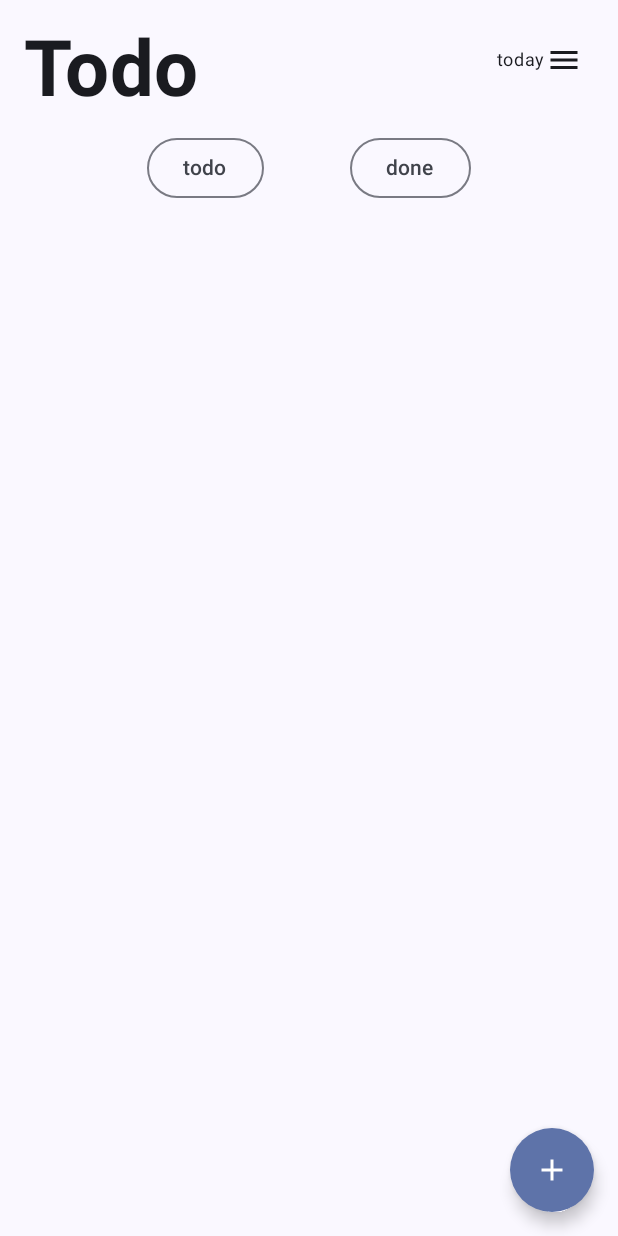
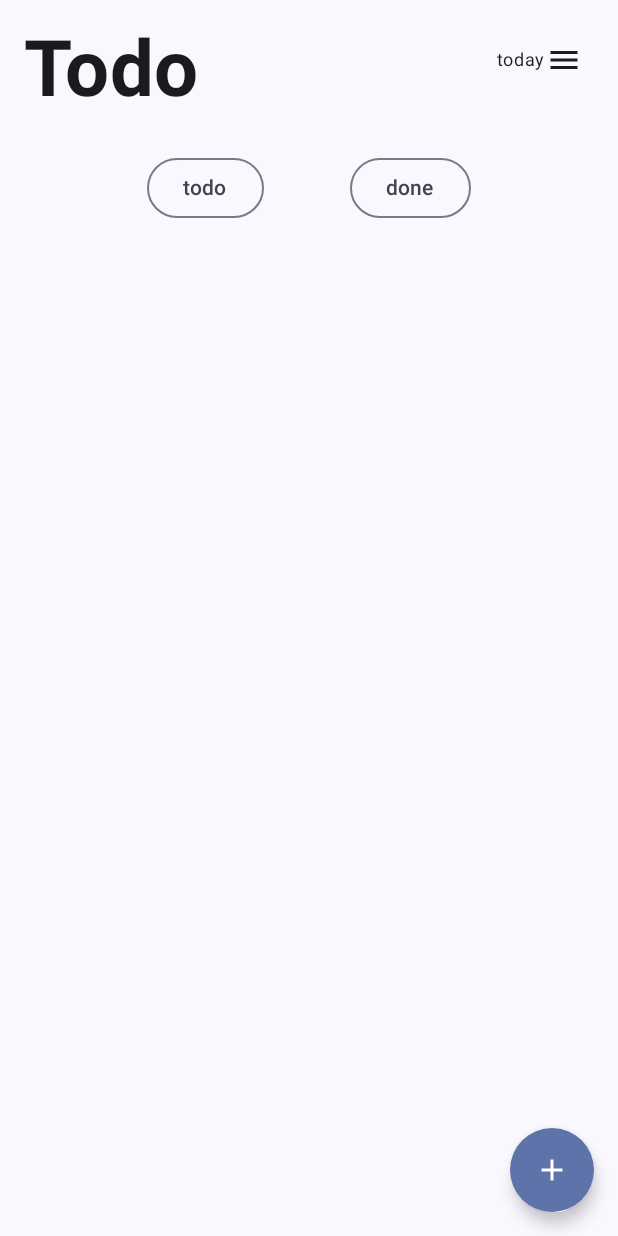
Before and after one commit to wavky/SimpleTodo-Compose-, an Android app built with Jetpack Compose: the screen it shows after launch (MainActivity), after a tap on "todo", on a phone screen of 412 x 824 dp. Run offline under Robolectric (Android 15) with nearby library versions, the phone set to English and light mode, and no system bars; our stand-ins replace Room's generated code.

Commit message:
Remove ConstraintLayout

```diff
--- a/app/src/main/java/com/wavky/simpletodo/app/ui/MainScreen.kt
+++ b/app/src/main/java/com/wavky/simpletodo/app/ui/MainScreen.kt
@@ -1,8 +1,6 @@
 package com.wavky.simpletodo.app.ui
 
 import androidx.annotation.StringRes
-import androidx.compose.foundation.background
-import androidx.compose.foundation.clickable
 import androidx.compose.foundation.layout.Arrangement
 import androidx.compose.foundation.layout.Box
 import androidx.compose.foundation.layout.Column
@@ -10,20 +8,17 @@ import androidx.compose.foundation.layout.Row
 import androidx.compose.foundation.layout.fillMaxSize
 import androidx.compose.foundation.layout.fillMaxWidth
 import androidx.compose.foundation.layout.padding
-import androidx.compose.foundation.layout.size
 import androidx.compose.foundation.lazy.LazyColumn
 import androidx.compose.foundation.lazy.items
 import androidx.compose.foundation.shape.CircleShape
 import androidx.compose.material.icons.Icons
 import androidx.compose.material.icons.filled.Add
 import androidx.compose.material.icons.filled.Menu
-import androidx.compose.material.icons.filled.MoreVert
 import androidx.compose.material3.ButtonDefaults
 import androidx.compose.material3.DropdownMenu
 import androidx.compose.material3.DropdownMenuItem
 import androidx.compose.material3.FloatingActionButton
 import androidx.compose.material3.Icon
-import androidx.compose.material3.IconButton
 import androidx.compose.material3.MaterialTheme
 import androidx.compose.material3.OutlinedButton
 import androidx.compose.material3.Scaffold
@@ -43,8 +38,6 @@ import androidx.compose.ui.text.font.FontWeight
 import androidx.compose.ui.tooling.preview.Preview
 import androidx.compose.ui.unit.dp
 import androidx.compose.ui.unit.sp
-import androidx.constraintlayout.compose.ConstraintLayout
-import androidx.constraintlayout.compose.Dimension
 import com.wavky.simpletodo.R
 import com.wavky.simpletodo.app.MainViewModel
 import com.wavky.simpletodo.app.MainViewModelFunc
@@ -78,35 +71,18 @@ fun MainScreenContent(
       Icon(Icons.Default.Add, contentDescription = null)
     }
   }) { innerPadding ->
-    ConstraintLayout(
+    Column(
       modifier = modifier
         .fillMaxSize()
         .padding(innerPadding)
     ) {
-      val (title, durationButton, content) = createRefs()
-      Title(Modifier.constrainAs(title) {
-        top.linkTo(parent.top)
-        start.linkTo(parent.start)
-      })
-      DurationButton(duration, Modifier.constrainAs(durationButton) {
-        top.linkTo(parent.top)
-        end.linkTo(parent.end)
-      }) {
-        duration = it
-      }
-      Column(modifier = Modifier.constrainAs(content) {
-        width = Dimension.fillToConstraints
-        height = Dimension.fillToConstraints
-        top.linkTo(durationButton.bottom)
-        start.linkTo(parent.start)
-        end.linkTo(parent.end)
-        bottom.linkTo(parent.bottom)
-      }) {
+      TitleRow(duration) { duration = it }
       FilterButtonRow(
         isTodoActivated,
         isDoneActivated,
         { isTodoActivated = !isTodoActivated },
         { isDoneActivated = !isDoneActivated })
+
       val filteredTodoList = remember(todoList, isTodoActivated, isDoneActivated) {
         todoList.filter { todo ->
           when {
@@ -128,6 +104,8 @@ fun MainScreenContent(
         }
       )
     }
+
+    //region Dialogs
     if (showCreateTodoDialog) {
       CreateTodoDialog({ showCreateTodoDialog = false }) { todoContent ->
         viewModel.addTodo(
@@ -146,7 +124,7 @@ fun MainScreenContent(
         viewModel.updateTodo(updatedTodo)
       }
     }
-    }
+    //endregion
   }
 }
 
@@ -157,6 +135,25 @@ private enum class Duration(@StringRes val stringId: Int) {
   THIS_MONTH(R.string.duration_this_month),
   THIS_YEAR(R.string.duration_this_year),
   ALL(R.string.duration_all)
+}
+
+@Composable
+private fun TitleRow(
+  duration: Duration,
+  modifier: Modifier = Modifier,
+  onClickDuration: (Duration) -> Unit
+) {
+  Row(
+    modifier = modifier.fillMaxWidth(),
+    verticalAlignment = Alignment.Top,
+    horizontalArrangement = Arrangement.SpaceBetween
+  ) {
+    Title()
+    DurationButton(
+      duration = duration,
+      onClickDuration = onClickDuration
+    )
+  }
 }
 
 @Composable
@@ -270,12 +267,3 @@ private fun PreviewMainScreen() {
     modifier = Modifier.padding(16.dp)
   )
 }
-
-@Preview(showBackground = true)
-@Composable
-private fun PreviewDurationButton(modifier: Modifier = Modifier) {
-  var duration by remember { mutableStateOf(Duration.TODAY) }
-  DurationButton(duration, modifier.padding(16.dp)) {
-    duration = it
-  }
-}
```
Lines whose indentation alone changed are shown as unchanged.
